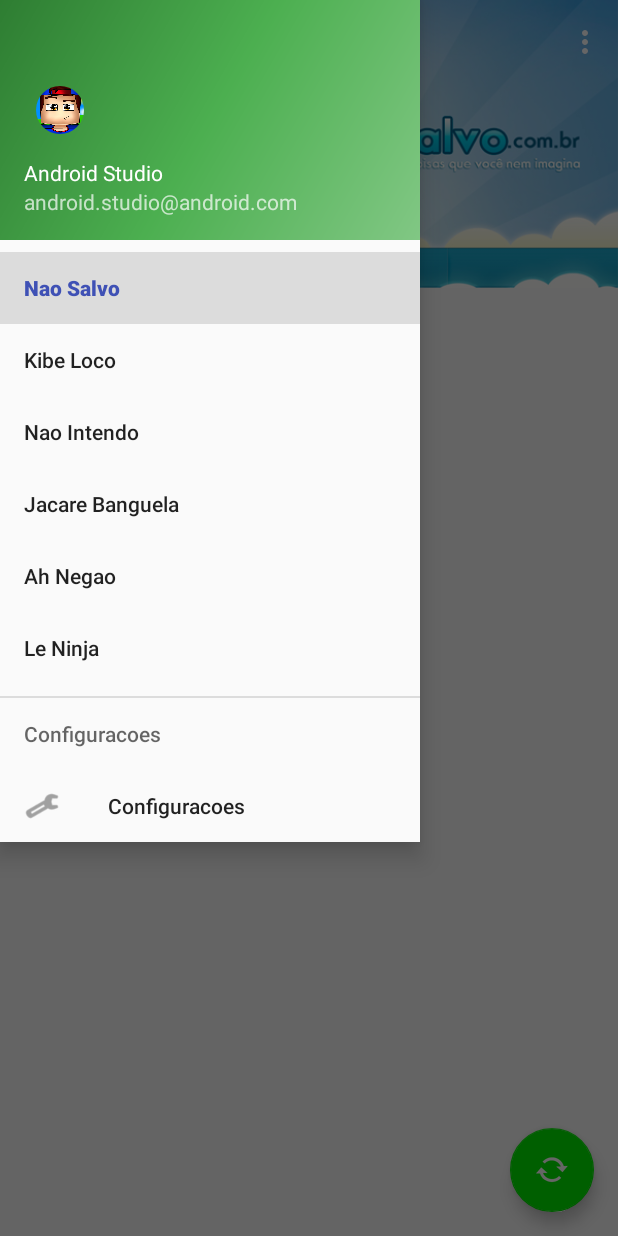
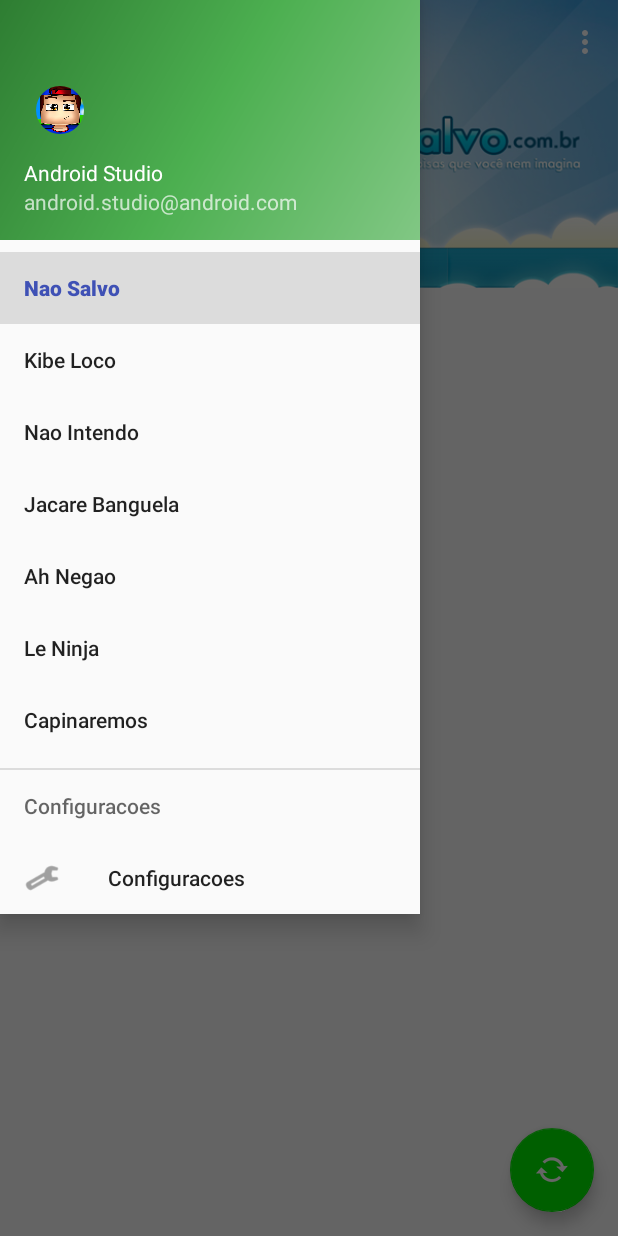
Before and after one commit to leandrocastelli/BrazilianBlogs, an Android app: the screen it shows after launch (BlogsActivity), with the side drawer open, on a phone screen of 412 x 824 dp. Run offline under Robolectric (Android 15) with nearby library versions, the phone set to English and light mode, and no system bars; our stand-ins replace CircleImageView, Volley; 4 statements that could not run were skipped.

Commit message:
Small Fixes
Signed-off-by: leandro.silverio <leandro.silverio@lge.com>

```diff
--- a/app/src/main/java/com/lcsmobileapps/brazilianblogs2/BlogsActivity.java
+++ b/app/src/main/java/com/lcsmobileapps/brazilianblogs2/BlogsActivity.java
@@ -18,6 +18,7 @@ import android.view.Menu;
 import android.view.MenuItem;
 import android.widget.ImageView;
 
+import com.lcsmobileapps.brazilianblogs2.controller.ControllerData;
 import com.lcsmobileapps.brazilianblogs2.controller.ControllerFragment;
 import com.lcsmobileapps.brazilianblogs2.controller.ControllerVolley;
 import com.lcsmobileapps.brazilianblogs2.fragments.ContentFragment;
@@ -46,13 +47,16 @@ public class BlogsActivity extends AppCompatActivity
         ActionBarDrawerToggle toggle = new ActionBarDrawerToggle(
                 this, drawer, toolbar, R.string.navigation_drawer_open, R.string.navigation_drawer_close);
         drawer.setDrawerListener(toggle);
-        drawer.openDrawer(GravityCompat.START);
+       // drawer.openDrawer(GravityCompat.START);
         toggle.syncState();
 
         navigationView = (NavigationView) findViewById(R.id.nav_view);
         navigationView.setNavigationItemSelectedListener(this);
         initialize();
-        ControllerFragment.getInstance().blogChange(R.id.fragment_holder, 0);
+        int selectedItem = Utils.getPreferenceInt(Utils.CURRENT_FRAGMENT_INDEX, this);
+        navigationView.setCheckedItem(selectedItem);
+        ControllerFragment.getInstance().blogChange(R.id.fragment_holder, selectedItem);
+
     }
 
     private void initialize() {
@@ -69,7 +73,11 @@ public class BlogsActivity extends AppCompatActivity
 
         getContentResolver().setIsSyncable(mAcount, PostProvider.AUTHORITY, 1);
         getContentResolver().setSyncAutomatically(mAcount, PostProvider.AUTHORITY, true);
-        getContentResolver().addPeriodicSync(mAcount, PostProvider.AUTHORITY, Bundle.EMPTY, 15L);
+        if (ControllerData.getInstance().isEmpty(this)) {
+            getContentResolver().requestSync(mAcount, PostProvider.AUTHORITY, Bundle.EMPTY);
+        }
+        //Sync twice a day
+        getContentResolver().addPeriodicSync(mAcount, PostProvider.AUTHORITY, Bundle.EMPTY, 43200L);
 
         fab.setOnClickListener(new View.OnClickListener() {
             @Override
@@ -127,7 +135,7 @@ public class BlogsActivity extends AppCompatActivity
         //Uses the Menu Number to check which is the next Blog
         int id = item .getItemId() - Utils.FIRST_MENU;
 
-
+        Utils.setPreferenceInt(Utils.CURRENT_FRAGMENT_INDEX, id, this);
         ControllerFragment.getInstance().blogChange(R.id.fragment_holder, id);
         DrawerLayout drawer = (DrawerLayout) findViewById(R.id.drawer_layout);
         drawer.closeDrawer(GravityCompat.START);
@@ -137,7 +145,7 @@ public class BlogsActivity extends AppCompatActivity
     @Override
     protected void onStop() {
         super.onStop();
-        ControllerVolley.getInstance().cancelRequests(Utils.IMAGE_DOWNLOAD_TAG);
+        ControllerVolley.getInstance().getRequestQueue().stop();
     }
 
     @Override
--- a/app/src/main/java/com/lcsmobileapps/brazilianblogs2/controller/ControllerData.java
+++ b/app/src/main/java/com/lcsmobileapps/brazilianblogs2/controller/ControllerData.java
@@ -62,4 +62,12 @@ public class ControllerData {
 
     }
 
+    public boolean isEmpty(Context ctx) {
+        ContentResolver contentResolver = ctx.getContentResolver();
+        Cursor result = contentResolver.query(PostProvider.CONTENT_URI,
+                new String[]{PostContract._ID},
+                null ,null, PostContract._ID + " limit 1");
+        return !(result.getCount() > 0);
+    }
+
 }
--- a/app/src/main/java/com/lcsmobileapps/brazilianblogs2/controller/ControllerFragment.java
+++ b/app/src/main/java/com/lcsmobileapps/brazilianblogs2/controller/ControllerFragment.java
@@ -5,6 +5,7 @@ import android.app.FragmentManager;
 import android.app.FragmentTransaction;
 
 import com.lcsmobileapps.brazilianblogs2.fragments.ContentFragment;
+import com.lcsmobileapps.brazilianblogs2.util.Utils;
 
 
 /**
--- a/app/src/main/java/com/lcsmobileapps/brazilianblogs2/controller/ControllerVolley.java
+++ b/app/src/main/java/com/lcsmobileapps/brazilianblogs2/controller/ControllerVolley.java
@@ -26,10 +26,7 @@ public class ControllerVolley {
     }
 
     public void initialize(Context context) {
-        Cache cache = new DiskBasedCache(context.getCacheDir(), 1024*1024*20);
-        Network network = new BasicNetwork(new HurlStack());
-      //  requestQueue = new RequestQueue(cache, network);
-        requestQueue = Volley.newRequestQueue(context, 1024*1024*20);
+        requestQueue = Volley.newRequestQueue(context, 1024*1024*200);
         int maxMemory = (int)(Runtime.getRuntime().maxMemory() /1024);
         imageCache = new BitmapMemoryCache(maxMemory / 8);
         imageLoader = new ImageLoader(requestQueue, imageCache);
--- a/app/src/main/java/com/lcsmobileapps/brazilianblogs2/util/Utils.java
+++ b/app/src/main/java/com/lcsmobileapps/brazilianblogs2/util/Utils.java
@@ -3,6 +3,8 @@ package com.lcsmobileapps.brazilianblogs2.util;
 import android.accounts.Account;
 import android.accounts.AccountManager;
 import android.content.Context;
+import android.content.SharedPreferences;
+import android.preference.PreferenceManager;
 
 import com.lcsmobileapps.brazilianblogs2.R;
 import com.lcsmobileapps.brazilianblogs2.sync.account.StubSyncService;
@@ -14,6 +16,9 @@ public class Utils {
     public final static int FIRST_BACKGROUND = R.drawable.background_01_nao_salvo;
     public final static int FIRST_MENU = R.id.nav_01_naosalvo;
     public final static String IMAGE_DOWNLOAD_TAG = "ImageDownloadTag";
+
+    //Preferences
+    public final static String CURRENT_FRAGMENT_INDEX = "LastFragment";
 
     public static Account createAccount(Context context) {
         Account newAccount = new Account(
@@ -39,4 +44,15 @@ public class Utils {
         return newAccount;
     }
 
+    public static void setPreferenceInt(String preference, int value, Context context) {
+        SharedPreferences.Editor editor = PreferenceManager.getDefaultSharedPreferences(context).edit();
+        editor.putInt(preference, value);
+        editor.commit();
+
+    }
+    public static int getPreferenceInt(String preference, Context context) {
+        SharedPreferences sharedPreferences = PreferenceManager.getDefaultSharedPreferences(context);
+        return sharedPreferences.getInt(preference,0);
+    }
+
 }
--- a/app/src/main/res/menu/activity_blogs_drawer.xml
+++ b/app/src/main/res/menu/activity_blogs_drawer.xml
@@ -16,10 +16,10 @@
             android:title="@string/str_blog05_ahnegao" />
         <item android:id="@+id/nav_06_leninja"
             android:title="@string/str_blog06_leninja" />
-        <!-- no logo
-        <item android:id="@+id/nav_07_testosterona"
-            android:title="@string/str_blog07_testosterona" />
-        -->
+
+        <item android:id="@+id/nav_07_capinaremos"
+            android:title="@string/str_blog07_capinaremos" />
+
     </group>
 
     <item android:title="@string/action_settings"
--- a/app/src/main/res/values/strings.xml
+++ b/app/src/main/res/values/strings.xml
@@ -15,7 +15,7 @@
     <string name="str_blog03_naointendo">Nao Intendo</string>
     <string name="str_blog05_ahnegao">Ah Negao</string>
     <string name="str_blog06_leninja">Le Ninja</string>
-    <string name="str_blog07_testosterona">Testosterona</string>
+    <string name="str_blog07_capinaremos">Capinaremos</string>
 
     <string-array name="blogs_json">
         <item name="naosalvo">naosalvo</item>
@@ -24,7 +24,7 @@
         <item name="jacarebanguela">jacarebanguela</item>
         <item name="ahnegao">ahnegao</item>
         <item name="leninja">leninja</item>
-        <item name="testosterona">testosterona</item>
+        <item name="capinaremos">capinaremos</item>
     </string-array>
     <string-array name="refresh_items">
         <item name="half_hour">30 min.</item>
```
Also changed, not shown: app/src/main/res/drawable-hdpi/background_02_kibeloco.png, app/src/main/res/drawable-hdpi/background_07_capinaremos.png (added), 45 other files.
